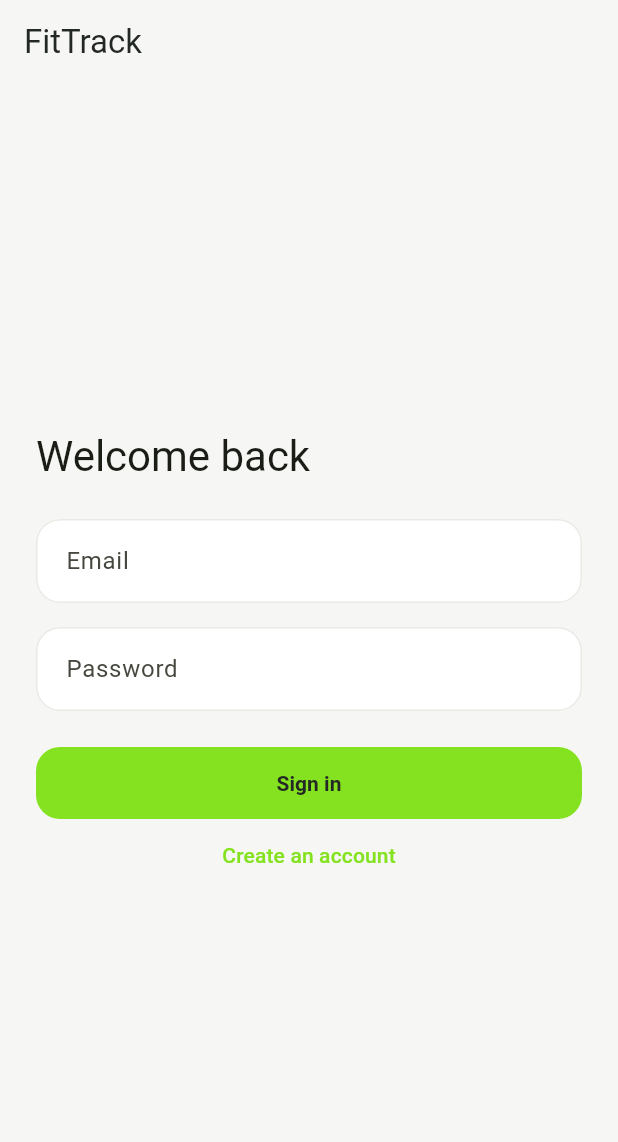
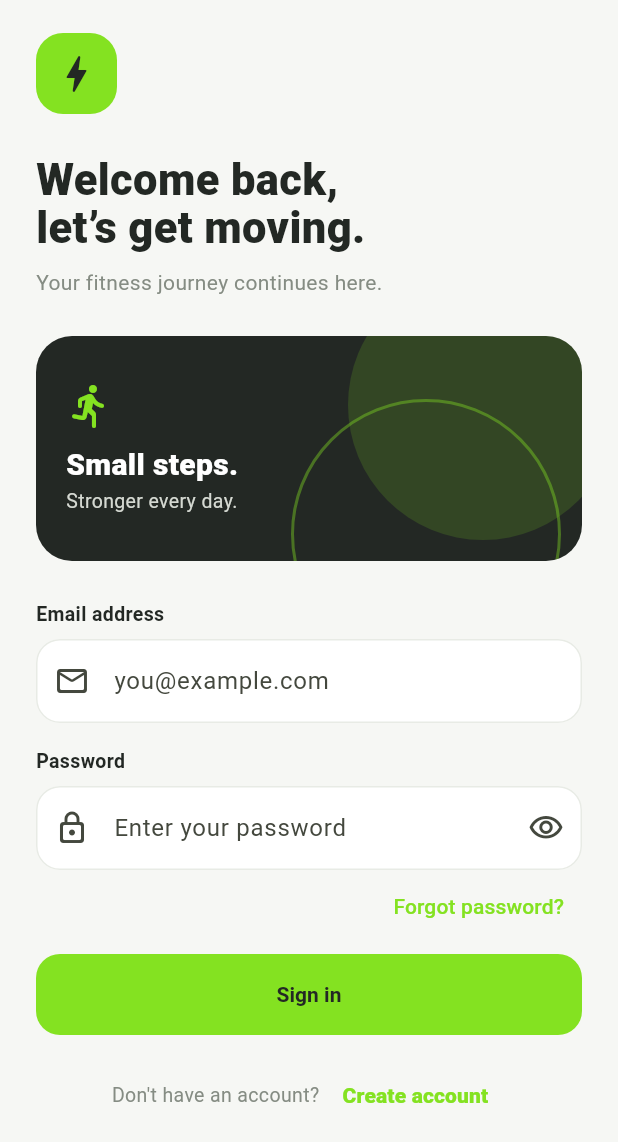
Before and after one commit to HAO9981/Fittrack, a Flutter app: the screen it shows after launch, on a phone screen of 412 x 824 dp. Shown: the top 1142 px of the screen. Run offline on Flutter 3.47's test engine with Material 3 defaults, Android fonts, the phone set to English and light mode, and no system bars; our stand-ins replace cloud_firestore, firebase_auth, firebase_core; accounts and stored records are empty.

Commit message:
Refresh authentication screens and add Gym Finder UI

```diff
--- a/lib/src/screens/auth/login_screen.dart
+++ b/lib/src/screens/auth/login_screen.dart
@@ -4,11 +4,14 @@ import 'package:flutter/material.dart';
 import '../../services/auth_service.dart';
 import 'register_screen.dart';
 
+const _lime = Color(0xFF84E221);
+const _ink = Color(0xFF232824);
+const _muted = Color(0xFF858C83);
+const _bg = Color(0xFFF6F7F4);
+
 class LoginScreen extends StatefulWidget {
   const LoginScreen({super.key});
-
-  @override
-  State<LoginScreen> createState() => _LoginScreenState();
+  @override State<LoginScreen> createState() => _LoginScreenState();
 }
 
 class _LoginScreenState extends State<LoginScreen> {
@@ -16,9 +19,9 @@ class _LoginScreenState extends State<LoginScreen> {
   final _emailController = TextEditingController();
   final _passwordController = TextEditingController();
   bool _isLoading = false;
+  bool _hidePassword = true;
 
-  @override
-  void dispose() {
+  @override void dispose() {
     _emailController.dispose();
     _passwordController.dispose();
     super.dispose();
@@ -27,18 +30,30 @@ class _LoginScreenState extends State<LoginScreen> {
   Future<void> _signIn() async {
     if (!_formKey.currentState!.validate()) return;
     setState(() => _isLoading = true);
-
     try {
-      await FirebaseAuthService.instance.signInWithEmail(
-        _emailController.text,
-        _passwordController.text,
-      );
+      await FirebaseAuthService.instance.signInWithEmail(_emailController.text, _passwordController.text);
     } on firebase_auth.FirebaseAuthException catch (error) {
       _showMessage(_authErrorMessage(error));
     } catch (_) {
       _showMessage('Unable to sign in. Please try again.');
     } finally {
       if (mounted) setState(() => _isLoading = false);
+    }
+  }
+
+  Future<void> _resetPassword() async {
+    final email = _emailController.text.trim();
+    if (!email.contains('@')) {
+      _showMessage('Enter your email address first.');
+      return;
+    }
+    try {
+      await firebase_auth.FirebaseAuth.instance.sendPasswordResetEmail(email: email);
+      _showMessage('Password reset email sent. Check your inbox.');
+    } on firebase_auth.FirebaseAuthException catch (error) {
+      _showMessage(error.message ?? 'Unable to send reset email.');
+    } catch (_) {
+      _showMessage('Unable to send reset email. Please try again.');
     }
   }
 
@@ -50,60 +65,52 @@ class _LoginScreenState extends State<LoginScreen> {
     switch (error.code) {
       case 'invalid-credential':
       case 'user-not-found':
-      case 'wrong-password':
-        return 'Incorrect email or password.';
-      case 'invalid-email':
-        return 'Please enter a valid email address.';
-      default:
-        return error.message ?? 'Unable to sign in.';
+      case 'wrong-password': return 'Incorrect email or password.';
+      case 'invalid-email': return 'Please enter a valid email address.';
+      case 'too-many-requests': return 'Too many attempts. Please wait and try again.';
+      default: return error.message ?? 'Unable to sign in.';
     }
   }
 
-  @override
-  Widget build(BuildContext context) => Scaffold(
-        appBar: AppBar(title: const Text('FitTrack')),
-        body: SafeArea(
-          child: Center(
-            child: SingleChildScrollView(
-              padding: const EdgeInsets.all(24),
-              child: Form(
-                key: _formKey,
-                child: Column(
-                  crossAxisAlignment: CrossAxisAlignment.stretch,
-                  children: [
-                    Text('Welcome back', style: Theme.of(context).textTheme.headlineMedium),
-                    const SizedBox(height: 24),
-                    TextFormField(
-                      controller: _emailController,
-                      keyboardType: TextInputType.emailAddress,
-                      decoration: const InputDecoration(labelText: 'Email'),
-                      validator: (value) => value == null || !value.contains('@') ? 'Enter a valid email.' : null,
-                    ),
-                    const SizedBox(height: 16),
-                    TextFormField(
-                      controller: _passwordController,
-                      obscureText: true,
-                      decoration: const InputDecoration(labelText: 'Password'),
-                      validator: (value) => value == null || value.length < 6 ? 'Password must be at least 6 characters.' : null,
-                    ),
-                    const SizedBox(height: 24),
-                    ElevatedButton(
-                      onPressed: _isLoading ? null : _signIn,
-                      child: Text(_isLoading ? 'Signing in...' : 'Sign in'),
-                    ),
-                    TextButton(
-                      onPressed: _isLoading
-                          ? null
-                          : () => Navigator.of(context).push(
-                                MaterialPageRoute(builder: (_) => const RegisterScreen()),
-                              ),
-                      child: const Text('Create an account'),
-                    ),
-                  ],
-                ),
-              ),
-            ),
-          ),
-        ),
-      );
+  @override Widget build(BuildContext context) => Scaffold(
+    backgroundColor: _bg,
+    body: SafeArea(child: SingleChildScrollView(
+      padding: const EdgeInsets.fromLTRB(24, 22, 24, 28),
+      child: Form(key: _formKey, child: Column(crossAxisAlignment: CrossAxisAlignment.stretch, children: [
+        Align(alignment: Alignment.centerLeft, child: Container(width: 54, height: 54, decoration: BoxDecoration(color: _lime, borderRadius: BorderRadius.circular(18)), child: const Icon(Icons.bolt_rounded, size: 32, color: _ink))),
+        const SizedBox(height: 28),
+        const Text('Welcome back,', style: TextStyle(fontSize: 29, fontWeight: FontWeight.w800, color: _ink, height: 1.12)),
+        const Text('let’s get moving.', style: TextStyle(fontSize: 29, fontWeight: FontWeight.w800, color: _ink, height: 1.12)),
+        const SizedBox(height: 10),
+        const Text('Your fitness journey continues here.', style: TextStyle(fontSize: 14, color: _muted)),
+        const SizedBox(height: 26),
+        Container(height: 150, decoration: BoxDecoration(color: _ink, borderRadius: BorderRadius.circular(24)), clipBehavior: Clip.antiAlias, child: Stack(children: [
+          Positioned(right: -24, top: -44, child: Container(width: 180, height: 180, decoration: BoxDecoration(color: _lime.withValues(alpha: 0.16), shape: BoxShape.circle))),
+          Positioned(right: 14, bottom: -72, child: Container(width: 180, height: 180, decoration: BoxDecoration(border: Border.all(color: _lime.withValues(alpha: 0.4), width: 2), shape: BoxShape.circle))),
+          const Padding(padding: EdgeInsets.all(20), child: Column(crossAxisAlignment: CrossAxisAlignment.start, mainAxisAlignment: MainAxisAlignment.center, children: [
+            Icon(Icons.directions_run_rounded, color: _lime, size: 32),
+            SizedBox(height: 9),
+            Text('Small steps.', style: TextStyle(color: Colors.white, fontSize: 20, fontWeight: FontWeight.w800)),
+            Text('Stronger every day.', style: TextStyle(color: Color(0xFFD5D9D2), fontSize: 13)),
+          ])),
+        ])),
+        const SizedBox(height: 26),
+        const Text('Email address', style: TextStyle(fontSize: 13, fontWeight: FontWeight.w700, color: _ink)),
+        const SizedBox(height: 7),
+        TextFormField(controller: _emailController, keyboardType: TextInputType.emailAddress, textInputAction: TextInputAction.next, decoration: const InputDecoration(hintText: 'you@example.com', prefixIcon: Icon(Icons.mail_outline_rounded)), validator: (v) => v == null || !v.contains('@') ? 'Enter a valid email address.' : null),
+        const SizedBox(height: 16),
+        const Text('Password', style: TextStyle(fontSize: 13, fontWeight: FontWeight.w700, color: _ink)),
+        const SizedBox(height: 7),
+        TextFormField(controller: _passwordController, obscureText: _hidePassword, textInputAction: TextInputAction.done, onFieldSubmitted: (_) => _signIn(), decoration: InputDecoration(hintText: 'Enter your password', prefixIcon: const Icon(Icons.lock_outline_rounded), suffixIcon: IconButton(onPressed: () => setState(() => _hidePassword = !_hidePassword), icon: Icon(_hidePassword ? Icons.visibility_outlined : Icons.visibility_off_outlined))), validator: (v) => v == null || v.length < 6 ? 'Password must be at least 6 characters.' : null),
+        Align(alignment: Alignment.centerRight, child: TextButton(onPressed: _isLoading ? null : _resetPassword, child: const Text('Forgot password?'))),
+        const SizedBox(height: 8),
+        SizedBox(height: 54, child: ElevatedButton(onPressed: _isLoading ? null : _signIn, child: _isLoading ? const SizedBox(width: 22, height: 22, child: CircularProgressIndicator(strokeWidth: 2, color: _ink)) : const Text('Sign in'))),
+        const SizedBox(height: 16),
+        Row(mainAxisAlignment: MainAxisAlignment.center, children: [
+          const Text("Don't have an account? ", style: TextStyle(fontSize: 13, color: _muted)),
+          TextButton(onPressed: _isLoading ? null : () => Navigator.of(context).push(MaterialPageRoute(builder: (_) => const RegisterScreen())), child: const Text('Create account', style: TextStyle(fontWeight: FontWeight.w800))),
+        ]),
+      ])),
+    )),
+  );
 }
--- a/lib/src/screens/auth/register_screen.dart
+++ b/lib/src/screens/auth/register_screen.dart
@@ -4,11 +4,14 @@ import 'package:flutter/material.dart';
 import '../../services/auth_service.dart';
 import '../../services/firestore_service.dart';
 
+const _lime = Color(0xFF84E221);
+const _ink = Color(0xFF232824);
+const _muted = Color(0xFF858C83);
+const _bg = Color(0xFFF6F7F4);
+
 class RegisterScreen extends StatefulWidget {
   const RegisterScreen({super.key});
-
-  @override
-  State<RegisterScreen> createState() => _RegisterScreenState();
+  @override State<RegisterScreen> createState() => _RegisterScreenState();
 }
 
 class _RegisterScreenState extends State<RegisterScreen> {
@@ -17,9 +20,9 @@ class _RegisterScreenState extends State<RegisterScreen> {
   final _emailController = TextEditingController();
   final _passwordController = TextEditingController();
   bool _isLoading = false;
+  bool _hidePassword = true;
 
-  @override
-  void dispose() {
+  @override void dispose() {
     _nameController.dispose();
     _emailController.dispose();
     _passwordController.dispose();
@@ -29,19 +32,14 @@ class _RegisterScreenState extends State<RegisterScreen> {
   Future<void> _register() async {
     if (!_formKey.currentState!.validate()) return;
     setState(() => _isLoading = true);
-
     try {
-      final user = await FirebaseAuthService.instance.signUpWithEmail(
-        email: _emailController.text,
-        password: _passwordController.text,
-        displayName: _nameController.text,
-      );
+      final user = await FirebaseAuthService.instance.signUpWithEmail(email: _emailController.text, password: _passwordController.text, displayName: _nameController.text);
       await FirestoreService.instance.createUserProfile(user);
       if (mounted) Navigator.of(context).pop();
     } on firebase_auth.FirebaseAuthException catch (error) {
       _showMessage(_authErrorMessage(error));
     } catch (_) {
-      _showMessage('Account created, but the profile could not be saved. Please try again.');
+      _showMessage('Account created, but the profile could not be saved. Please sign in and try again.');
     } finally {
       if (mounted) setState(() => _isLoading = false);
     }
@@ -53,61 +51,45 @@ class _RegisterScreenState extends State<RegisterScreen> {
 
   String _authErrorMessage(firebase_auth.FirebaseAuthException error) {
     switch (error.code) {
-      case 'email-already-in-use':
-        return 'An account already exists for this email.';
-      case 'weak-password':
-        return 'Choose a stronger password of at least 6 characters.';
-      case 'invalid-email':
-        return 'Please enter a valid email address.';
-      default:
-        return error.message ?? 'Unable to create your account.';
+      case 'email-already-in-use': return 'An account already exists for this email.';
+      case 'weak-password': return 'Choose a stronger password of at least 6 characters.';
+      case 'invalid-email': return 'Please enter a valid email address.';
+      default: return error.message ?? 'Unable to create your account.';
     }
   }
 
-  @override
-  Widget build(BuildContext context) => Scaffold(
-        appBar: AppBar(title: const Text('Create account')),
-        body: SafeArea(
-          child: Center(
-            child: SingleChildScrollView(
-              padding: const EdgeInsets.all(24),
-              child: Form(
-                key: _formKey,
-                child: Column(
-                  crossAxisAlignment: CrossAxisAlignment.stretch,
-                  children: [
-                    Text('Start your FitTrack journey', style: Theme.of(context).textTheme.headlineSmall),
-                    const SizedBox(height: 24),
-                    TextFormField(
-                      controller: _nameController,
-                      textCapitalization: TextCapitalization.words,
-                      decoration: const InputDecoration(labelText: 'Display name'),
-                      validator: (value) => value == null || value.trim().isEmpty ? 'Enter your name.' : null,
-                    ),
-                    const SizedBox(height: 16),
-                    TextFormField(
-                      controller: _emailController,
-                      keyboardType: TextInputType.emailAddress,
-                      decoration: const InputDecoration(labelText: 'Email'),
-                      validator: (value) => value == null || !value.contains('@') ? 'Enter a valid email.' : null,
-                    ),
-                    const SizedBox(height: 16),
-                    TextFormField(
-                      controller: _passwordController,
-                      obscureText: true,
-                      decoration: const InputDecoration(labelText: 'Password'),
-                      validator: (value) => value == null || value.length < 6 ? 'Password must be at least 6 characters.' : null,
-                    ),
-                    const SizedBox(height: 24),
-                    ElevatedButton(
-                      onPressed: _isLoading ? null : _register,
-                      child: Text(_isLoading ? 'Creating account...' : 'Create account'),
-                    ),
-                  ],
-                ),
-              ),
-            ),
-          ),
-        ),
-      );
+  @override Widget build(BuildContext context) => Scaffold(
+    backgroundColor: _bg,
+    appBar: AppBar(backgroundColor: _bg, title: const Text('Create account', style: TextStyle(fontWeight: FontWeight.w800))),
+    body: SafeArea(child: SingleChildScrollView(
+      padding: const EdgeInsets.fromLTRB(24, 8, 24, 28),
+      child: Form(key: _formKey, child: Column(crossAxisAlignment: CrossAxisAlignment.stretch, children: [
+        Container(height: 136, decoration: BoxDecoration(color: _ink, borderRadius: BorderRadius.circular(24)), child: Stack(children: [
+          Positioned(right: -15, top: -50, child: Container(width: 170, height: 170, decoration: BoxDecoration(color: _lime.withValues(alpha: 0.17), shape: BoxShape.circle))),
+          const Padding(padding: EdgeInsets.all(20), child: Column(crossAxisAlignment: CrossAxisAlignment.start, mainAxisAlignment: MainAxisAlignment.center, children: [
+            Icon(Icons.bolt_rounded, color: _lime, size: 29),
+            SizedBox(height: 8),
+            Text('Start your FitTrack journey', style: TextStyle(fontSize: 20, fontWeight: FontWeight.w800, color: Colors.white)),
+            Text('A healthier routine starts with you.', style: TextStyle(fontSize: 12, color: Color(0xFFD5D9D2))),
+          ])),
+        ]),
+        const SizedBox(height: 24),
+        const Text('Your name', style: TextStyle(fontSize: 13, fontWeight: FontWeight.w700, color: _ink)),
+        const SizedBox(height: 7),
+        TextFormField(controller: _nameController, textCapitalization: TextCapitalization.words, textInputAction: TextInputAction.next, decoration: const InputDecoration(hintText: 'How should we call you?', prefixIcon: Icon(Icons.person_outline_rounded)), validator: (v) => v == null || v.trim().isEmpty ? 'Enter your name.' : null),
+        const SizedBox(height: 16),
+        const Text('Email address', style: TextStyle(fontSize: 13, fontWeight: FontWeight.w700, color: _ink)),
+        const SizedBox(height: 7),
+        TextFormField(controller: _emailController, keyboardType: TextInputType.emailAddress, textInputAction: TextInputAction.next, decoration: const InputDecoration(hintText: 'you@example.com', prefixIcon: Icon(Icons.mail_outline_rounded)), validator: (v) => v == null || !v.contains('@') ? 'Enter a valid email address.' : null),
+        const SizedBox(height: 16),
+        const Text('Password', style: TextStyle(fontSize: 13, fontWeight: FontWeight.w700, color: _ink)),
+        const SizedBox(height: 7),
+        TextFormField(controller: _passwordController, obscureText: _hidePassword, textInputAction: TextInputAction.done, decoration: InputDecoration(hintText: 'At least 6 characters', prefixIcon: const Icon(Icons.lock_outline_rounded), suffixIcon: IconButton(onPressed: () => setState(() => _hidePassword = !_hidePassword), icon: Icon(_hidePassword ? Icons.visibility_outlined : Icons.visibility_off_outlined))), validator: (v) => v == null || v.length < 6 ? 'Password must be at least 6 characters.' : null),
+        const SizedBox(height: 24),
+        SizedBox(height: 54, child: ElevatedButton(onPressed: _isLoading ? null : _register, child: _isLoading ? const SizedBox(width: 22, height: 22, child: CircularProgressIndicator(strokeWidth: 2, color: _ink)) : const Text('Create account'))),
+        const SizedBox(height: 12),
+        Center(child: TextButton(onPressed: _isLoading ? null : () => Navigator.of(context).pop(), child: const Text('Already have an account? Sign in', style: TextStyle(fontWeight: FontWeight.w700)))),
+      ])),
+    )),
+  );
 }
```
Also changed, not shown: lib/src/screens/gyms/gym_finder_screen.dart (added, +66 -0 lines), lib/src/screens/home/main_screen.dart (+2 -12 lines).
